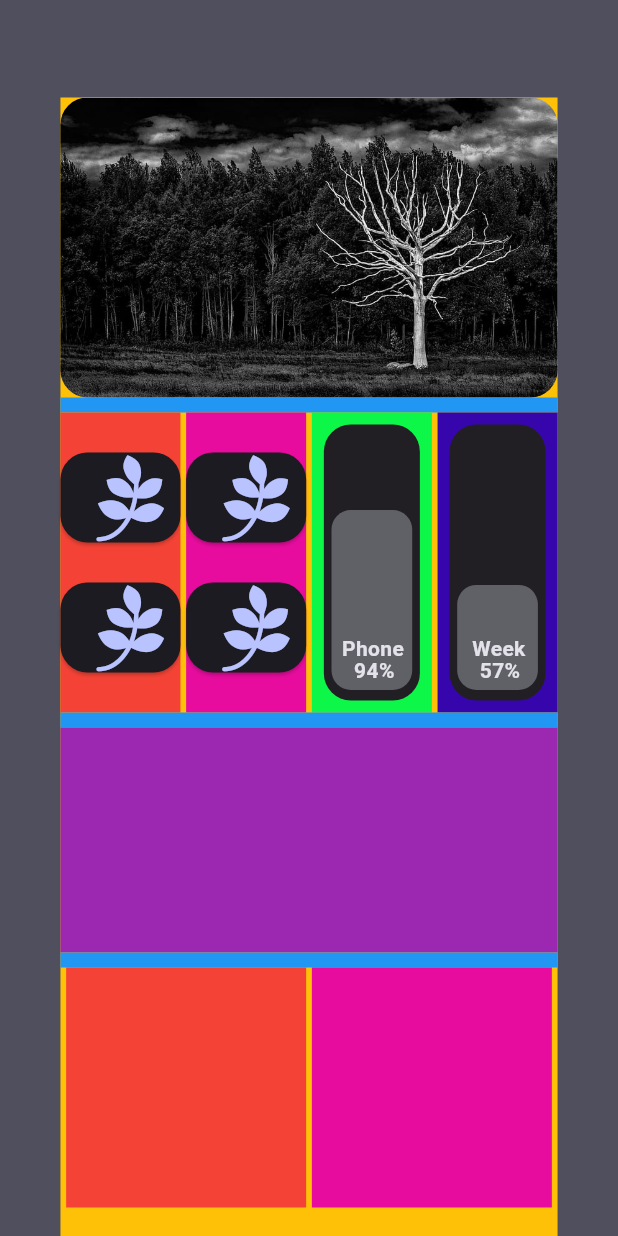
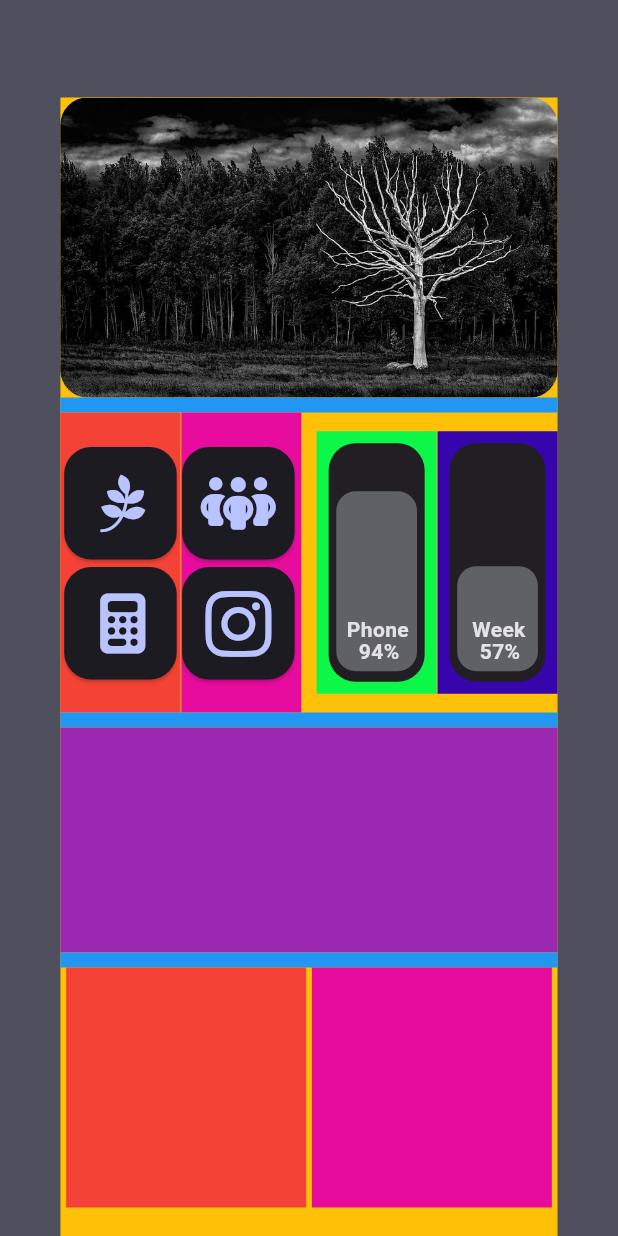
Before and after one commit to GauriRocksies/FlutterUI, a Flutter app: the screen it shows after launch, on a phone screen of 412 x 824 dp. Run offline on Flutter 3.47's test engine with Material 3 defaults, Android fonts, the phone set to English and light mode, and no system bars; our stand-ins replace font_awesome_flutter.

Commit message:
Did a few tweaks in the icons place

```diff
--- a/practice_1/lib/page/two.dart
+++ b/practice_1/lib/page/two.dart
@@ -41,32 +41,43 @@ class PageTwo extends StatelessWidget {
                     width: 80,
                     color: Colors.red,
                     child: Column(
-                      mainAxisAlignment: MainAxisAlignment.spaceEvenly,
+                      //mainAxisAlignment: MainAxisAlignment.spaceEvenly,
                       children: [
-                        ElevatedButton(
+                        Padding(
+                          padding: const EdgeInsets.only(
+                            left: 0,
+                            top: 23,
+                          ),
+                          child: ElevatedButton(
                             onPressed: () {},
                             style: ElevatedButton.styleFrom(
                               // previously `primary`
+                              fixedSize: Size(75, 75),
                               shape: RoundedRectangleBorder(
                                 borderRadius: BorderRadius.circular(18),
                               ),
                             ),
                             child: FaIcon(
                               FontAwesomeIcons.pagelines,
-                            size: 60,
+                              size: 40,
                             ),
                           ),
-                        ElevatedButton(
+                        ),
+                        Padding(
+                          padding: const EdgeInsets.only(top: 5, left: 0),
+                          child: ElevatedButton(
                               onPressed: () {},
                               style: ElevatedButton.styleFrom(
+                                fixedSize: Size(75, 75), //vibeCoding on point
                                 shape: RoundedRectangleBorder(
                                   borderRadius: BorderRadius.circular(18),
                                 ),
                               ),
                               child: FaIcon(
-                              FontAwesomeIcons.pagelines,
-                              size: 60,
+                                FontAwesomeIcons.calculator,
+                                size: 40,
                               )),
+                        ),
                       ],
                     ),
                   ),
@@ -75,38 +86,53 @@ class PageTwo extends StatelessWidget {
                     width: 80,
                     color: const Color.fromARGB(255, 231, 12, 158),
                     child: Column(
-                      mainAxisAlignment: MainAxisAlignment.spaceEvenly,
+                      //mainAxisAlignment: MainAxisAlignment.spaceEvenly,
                       children: [
-                        ElevatedButton(
+                        Padding(
+                          padding: const EdgeInsets.only(top: 23, right: 4),
+                          child: ElevatedButton(
                             onPressed: () {},
                             style: ElevatedButton.styleFrom(
+                              fixedSize: Size(75, 75),
                               // previously `primary`
                               shape: RoundedRectangleBorder(
                                 borderRadius: BorderRadius.circular(18),
                               ),
+                              alignment: Alignment.center,
+                              padding: EdgeInsets.zero,
                             ),
                             child: FaIcon(
-                            FontAwesomeIcons.pagelines,
-                            size: 60,
+                              FontAwesomeIcons.peopleGroup,
+                              size: 40,
                             ),
                           ),
-                        ElevatedButton(
+                        ),
+                        Padding(
+                          padding: const EdgeInsets.only(top: 5, right: 4),
+                          child: ElevatedButton(
                               onPressed: () {},
                               style: ElevatedButton.styleFrom(
                                 // previously `primary`
+                                fixedSize: Size(75, 75),
                                 shape: RoundedRectangleBorder(
                                   borderRadius: BorderRadius.circular(18),
                                 ),
+                                alignment: Alignment.center,
+                                padding: EdgeInsets.zero,
                               ),
                               child: FaIcon(
-                              FontAwesomeIcons.pagelines,
-                              size: 60,
+                                FontAwesomeIcons.instagram,
+                                size: 50,
                               )),
+                        ),
                       ],
                     ),
                   ),
+                  SizedBox(
+                    width: 9,
+                  ),
                   Container(
-                    height: 200,
+                    height: 175,
                     width: 80,
                     color: const Color.fromARGB(255, 12, 247, 71),
                     child: Padding(
@@ -157,7 +183,7 @@ class PageTwo extends StatelessWidget {
                     ),
                   ),
                   Container(
-                      height: 200,
+                      height: 175,
                       width: 80,
                       color: const Color.fromARGB(255, 55, 5, 172),
                       child: Padding(
```
Also changed, not shown: practice_1/progress/1.png (added). Lines whose indentation alone changed are shown as unchanged.
